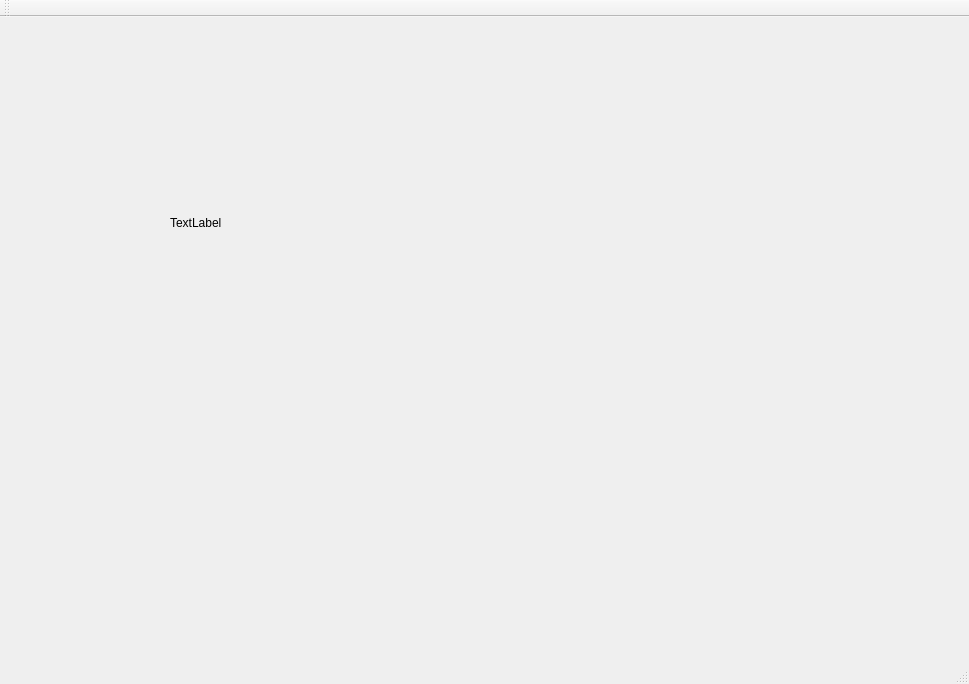
Qt form Visualizer/visualizer.ui (TeMaVa/Annotator) before a commit.
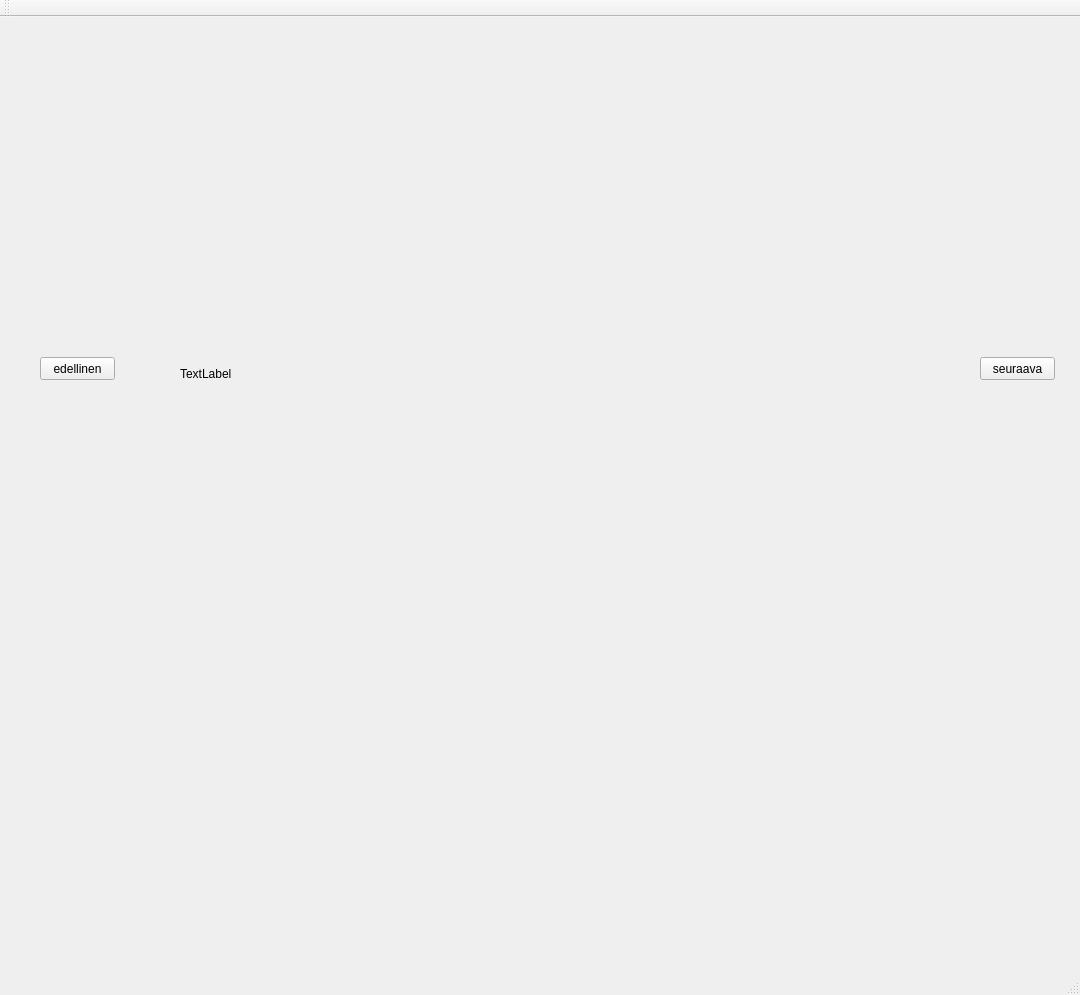
The same form after that commit. Custom widgets are drawn as their Qt base class.

Diff of the .ui file:
```diff
--- a/Visualizer/visualizer.ui
+++ b/Visualizer/visualizer.ui
@@ -6,8 +6,8 @@
    <rect>
     <x>0</x>
     <y>0</y>
-    <width>969</width>
-    <height>684</height>
+    <width>1080</width>
+    <height>995</height>
    </rect>
   </property>
   <property name="windowTitle">
@@ -17,26 +17,52 @@
    <widget class="QCustomPlot" name="widget" native="true">
     <property name="geometry">
      <rect>
-      <x>300</x>
-      <y>390</y>
-      <width>271</width>
-      <height>181</height>
+      <x>270</x>
+      <y>690</y>
+      <width>561</width>
+      <height>211</height>
      </rect>
     </property>
    </widget>
    <widget class="QLabel" name="label">
     <property name="geometry">
      <rect>
-      <x>170</x>
+      <x>180</x>
       <y>70</y>
-      <width>521</width>
-      <height>271</height>
+      <width>768</width>
+      <height>574</height>
      </rect>
     </property>
     <property name="text">
      <string>TextLabel</string>
     </property>
    </widget>
+   <widget class="QPushButton" name="edelBtn">
+    <property name="geometry">
+     <rect>
+      <x>40</x>
+      <y>340</y>
+      <width>75</width>
+      <height>23</height>
+     </rect>
+    </property>
+    <property name="text">
+     <string>edellinen</string>
+    </property>
+   </widget>
+   <widget class="QPushButton" name="seurBtn">
+    <property name="geometry">
+     <rect>
+      <x>980</x>
+      <y>340</y>
+      <width>75</width>
+      <height>23</height>
+     </rect>
+    </property>
+    <property name="text">
+     <string>seuraava</string>
+    </property>
+   </widget>
   </widget>
   <widget class="QMenuBar" name="menuBar">
    <property name="geometry">
```
Left out of the diff: 8 changed lines with no effect on the pictures.
